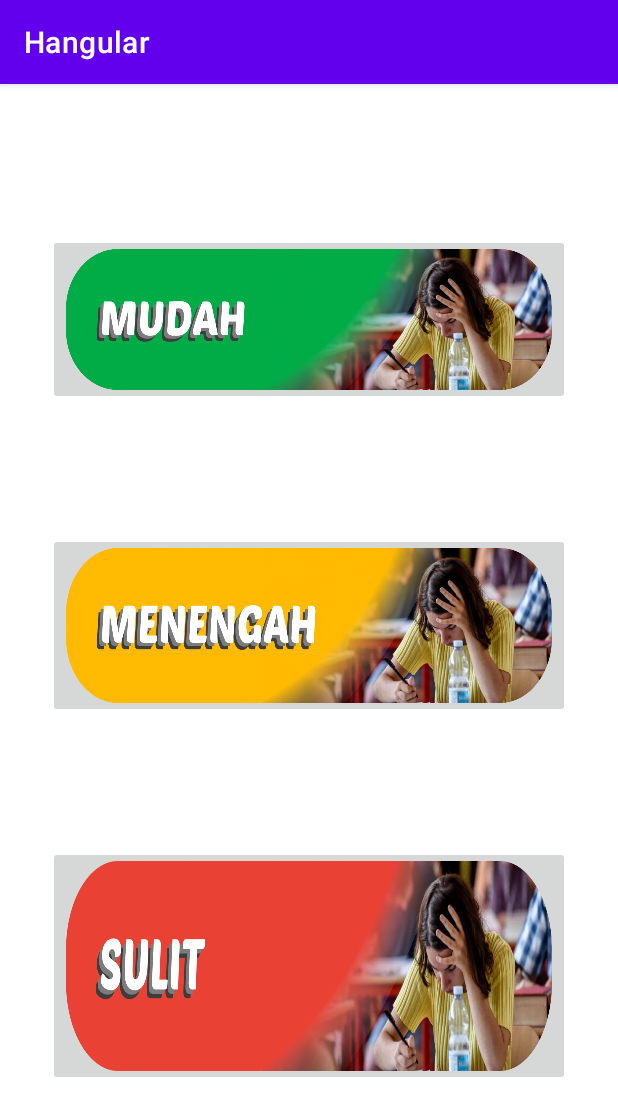
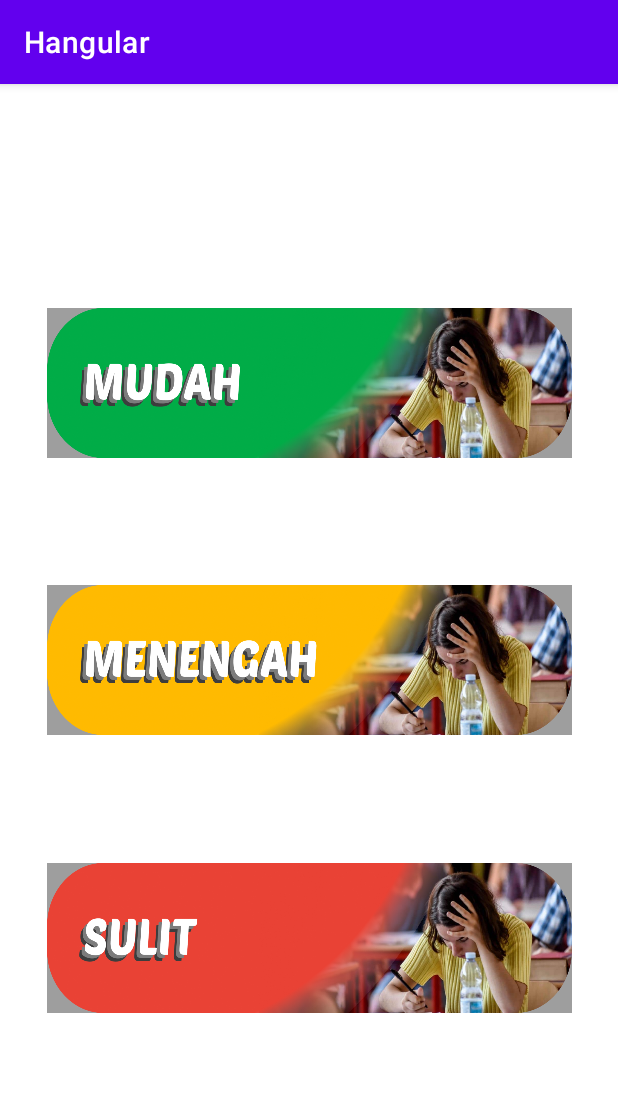
Before and after one commit to ashfiyabahrul/Hangular, an Android app: the fragment MenuQuizFragment placed in its activity, on a phone screen of 412 x 824 dp. Shown: the top 1116 px of the screen. Run offline under Robolectric (Android 15) with nearby library versions, the phone set to English and light mode, and no system bars.

Commit message:
adding fragment

```diff
--- a/app/build.gradle
+++ b/app/build.gradle
@@ -4,7 +4,7 @@ plugins {
 }
 
 android {
-    compileSdk 30
+    compileSdk 31
 
     defaultConfig {
         applicationId "com.hangular.hangular"
--- a/app/src/main/java/com/hangular/hangular/MenuUtamaFragment.kt
+++ b/app/src/main/java/com/hangular/hangular/MenuUtamaFragment.kt
@@ -10,7 +10,6 @@ import com.hangular.hangular.databinding.FragmentMenuUtamaBinding
 class MenuUtamaFragment : Fragment(), View.OnClickListener {
 
     private lateinit var binding: FragmentMenuUtamaBinding
-    val mFragmentManager = parentFragmentManager
 
     override fun onCreateView(
         inflater: LayoutInflater, container: ViewGroup?,
@@ -28,6 +27,7 @@ class MenuUtamaFragment : Fragment(), View.OnClickListener {
 
     override fun onClick(v: View?) {
         if (v?.id == R.id.btn_belajar) {
+            val mFragmentManager = parentFragmentManager
             val menuBelajar = MenuBelajarFragment()
             mFragmentManager
                 .beginTransaction()
@@ -37,6 +37,7 @@ class MenuUtamaFragment : Fragment(), View.OnClickListener {
                     commit()
                 }
         } else if (v?.id == R.id.btn_quiz) {
+            val mFragmentManager = parentFragmentManager
             val menuQuiz = MenuQuizFragment()
             mFragmentManager
                 .beginTransaction()
--- a/app/src/main/res/layout/fragment_menu_quiz.xml
+++ b/app/src/main/res/layout/fragment_menu_quiz.xml
@@ -8,62 +8,43 @@
 
     <ImageButton
         android:id="@+id/btn_menengah"
-        android:layout_width="0dp"
-        android:layout_height="0dp"
-        android:layout_marginStart="32dp"
-        android:layout_marginTop="85dp"
-        android:layout_marginEnd="32dp"
-        android:layout_marginBottom="85dp"
+        android:layout_width="350dp"
+        android:layout_height="100dp"
         android:contentDescription="@string/mulai_quiz_mudah"
         android:scaleType="fitXY"
         android:src="@drawable/menengah"
-        app:layout_constraintBottom_toTopOf="@+id/guideline7"
+        android:background="@color/material_on_background_disabled"
+        app:layout_constraintBottom_toBottomOf="parent"
         app:layout_constraintEnd_toEndOf="parent"
         app:layout_constraintStart_toStartOf="parent"
-        app:layout_constraintTop_toTopOf="@+id/guideline6" />
+        app:layout_constraintTop_toTopOf="parent" />
 
     <ImageButton
         android:id="@+id/btn_mudah"
-        android:layout_width="0dp"
-        android:layout_height="0dp"
-        android:layout_marginStart="32dp"
-        android:layout_marginTop="100dp"
-        android:layout_marginEnd="32dp"
+        android:layout_width="350dp"
+        android:layout_height="100dp"
+        android:layout_marginTop="64dp"
         android:contentDescription="@string/mulai_quiz_menengah"
         android:scaleType="fitXY"
         android:src="@drawable/mudah"
-        app:layout_constraintBottom_toTopOf="@+id/guideline6"
+        android:background="@color/material_on_background_disabled"
+        app:layout_constraintBottom_toTopOf="@+id/btn_menengah"
         app:layout_constraintEnd_toEndOf="parent"
         app:layout_constraintStart_toStartOf="parent"
         app:layout_constraintTop_toTopOf="parent" />
 
     <ImageButton
         android:id="@+id/btn_sulit"
-        android:layout_width="0dp"
-        android:layout_height="0dp"
-        android:layout_marginStart="32dp"
-        android:layout_marginEnd="32dp"
-        android:layout_marginBottom="100dp"
+        android:layout_width="350dp"
+        android:layout_height="100dp"
+        android:layout_marginBottom="64dp"
         android:contentDescription="@string/mulai_quiz_sulit"
         android:scaleType="fitXY"
         android:src="@drawable/sulit"
+        android:background="@color/material_on_background_disabled"
         app:layout_constraintBottom_toBottomOf="parent"
         app:layout_constraintEnd_toEndOf="parent"
         app:layout_constraintStart_toStartOf="parent"
-        app:layout_constraintTop_toBottomOf="@+id/guideline7" />
-
-    <androidx.constraintlayout.widget.Guideline
-        android:id="@+id/guideline6"
-        android:layout_width="wrap_content"
-        android:layout_height="wrap_content"
-        android:orientation="horizontal"
-        app:layout_constraintGuide_begin="214dp" />
-
-    <androidx.constraintlayout.widget.Guideline
-        android:id="@+id/guideline7"
-        android:layout_width="wrap_content"
-        android:layout_height="wrap_content"
-        android:orientation="horizontal"
-        app:layout_constraintGuide_begin="508dp" />
+        app:layout_constraintTop_toBottomOf="@+id/btn_menengah" />
 
 </androidx.constraintlayout.widget.ConstraintLayout>
```
Also changed, not shown: app/src/main/res/layout/fragment_menu_belajar.xml (+15 -32 lines), app/src/main/res/layout/fragment_menu_utama.xml (+6 -19 lines).
